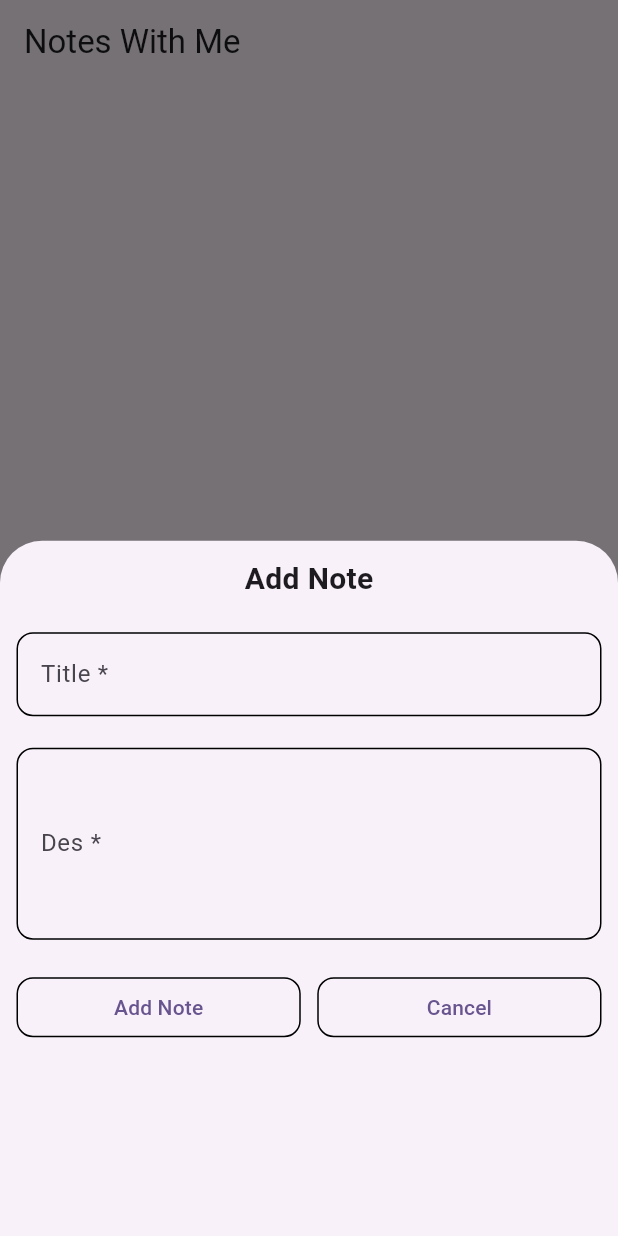
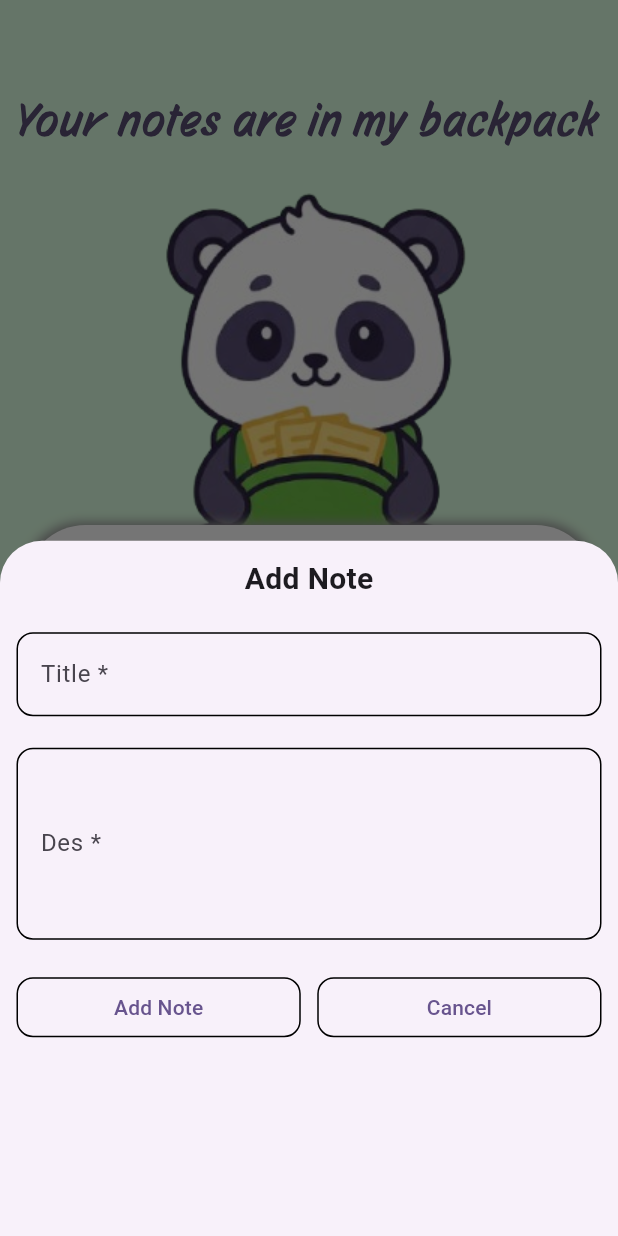
Before and after one commit to akankshaghotekar/Note-With-Me, a Flutter app: the screen it shows after launch, after a tap on the "add" icon, on a phone screen of 412 x 824 dp. Run offline on Flutter 3.47's test engine with Material 3 defaults, Android fonts, the phone set to English and light mode, and no system bars; our stand-ins replace sqflite; accounts and stored records are empty.

Commit message:
New Ui created

```diff
--- /dev/null
+++ b/lib/app_helper.txt
@@ -0,0 +1,5 @@
+/// tagline ideas
+your notes are in my backpack now!
+"Shh… "
+"Hey friend, drop your notes in my bag!"
+"Every thought deserves a safe bag."
--- /dev/null
+++ b/lib/domain/constants/ui_helper.dart
@@ -0,0 +1,9 @@
+import 'package:flutter/widgets.dart';
+
+class UiHelper {
+  static const Color appBgColor = Color.fromARGB(255, 221, 255, 226);
+  static const Color splashBgColor = Color(0XFF7CFF8F);
+  static const Color appbarColor = Color(0XFF7CFF8F);
+  static const Color headlineColor = Color(0XFF594E73);
+  static const Color buttonColor = Color(0XFF594E73);
+}
--- a/lib/main.dart
+++ b/lib/main.dart
@@ -1,5 +1,6 @@
 import 'package:flutter/material.dart';
 import 'package:note_with_me/repository/screens/home_screen/home_screen.dart';
+import 'package:note_with_me/repository/screens/splash_screen/splash_screen.dart';
 
 void main() {
   runApp(const MyApp());
@@ -11,11 +12,12 @@
   @override
   Widget build(BuildContext context) {
     return MaterialApp(
+      debugShowCheckedModeBanner: false,
       title: 'NoteWithMe',
       theme: ThemeData(
         colorScheme: ColorScheme.fromSeed(seedColor: Colors.deepPurple),
       ),
-      home: HomeScreen(),
+      home: SplashScreen(),
     );
   }
 }
--- a/lib/repository/screens/home_screen/home_screen.dart
+++ b/lib/repository/screens/home_screen/home_screen.dart
@@ -1,5 +1,6 @@
 import 'package:flutter/material.dart';
 import 'package:note_with_me/data/local/db_helper.dart';
+import 'package:note_with_me/domain/constants/ui_helper.dart';
 
 class HomeScreen extends StatefulWidget {
   const HomeScreen({super.key});
@@ -31,17 +32,68 @@
   @override
   Widget build(BuildContext context) {
     return Scaffold(
-      appBar: AppBar(title: Text("Notes With Me")),
+      backgroundColor: UiHelper.appBgColor,
       // all notes viewed here
-      body: allNotes.isEmpty
+      body: Stack(
+        children: [
+          Positioned(
+            top: 50,
+            left: 0,
+            right: 0,
+            child: Padding(
+              padding: const EdgeInsets.all(8.0),
+              child: Text(
+                'Your notes are in my backpack',
+                style: TextStyle(
+                  fontSize: 30,
+                  fontFamily: 'storyscript',
+                  letterSpacing: 2,
+                  fontWeight: FontWeight.bold,
+                  color: UiHelper.headlineColor,
+                ),
+              ),
+            ),
+          ),
+          Positioned(
+            top: 0,
+            left: 0,
+            right: 0,
+            child: Image.asset(
+              'assets/images/homescreen_panda_img-removebg-preview.png',
+
+              // Adjust height as needed
+            ),
+          ),
+          Positioned(
+            top: 350,
+            right: 15,
+            child: Container(
+              height: 600,
+              width: 380,
+              decoration: BoxDecoration(
+                color: Colors.white,
+                borderRadius: BorderRadius.only(
+                  topLeft: Radius.circular(40),
+                  topRight: Radius.circular(40),
+                ),
+                boxShadow: [
+                  BoxShadow(color: Colors.grey, blurRadius: 5, spreadRadius: 2),
+                ],
+              ),
+
+              child: allNotes.isEmpty
                   ? Center(child: Text("No Notes Yet!"))
                   : ListView.builder(
                       itemCount: allNotes.length,
                       itemBuilder: (_, index) {
                         return ListTile(
                           leading: Text("${index + 1}"), // else use .toString()
-                  title: Text(allNotes[index][DBHelper.COLUMN_NOTE_TITLE]),
-                  subtitle: Text(allNotes[index][DBHelper.COLUMN_NOTE_DESC]),
+                          title: Text(
+                            allNotes[index][DBHelper.COLUMN_NOTE_TITLE],
+                          ),
+                          subtitle: Text(
+                            allNotes[index][DBHelper.COLUMN_NOTE_DESC],
+                          ),
                           trailing: SizedBox(
                             width: 60,
                             child: Row(
@@ -53,24 +105,32 @@
                                       context: context,
                                       builder: (context) {
                                         titleController.text =
-                                    allNotes[index][DBHelper.COLUMN_NOTE_TITLE];
+                                            allNotes[index][DBHelper
+                                                .COLUMN_NOTE_TITLE];
                                         descController.text =
-                                    allNotes[index][DBHelper.COLUMN_NOTE_DESC];
+                                            allNotes[index][DBHelper
+                                                .COLUMN_NOTE_DESC];
                                         return getBottomSheetWidget(
                                           isUpdate: true,
                                           sno:
-                                      allNotes[index][DBHelper.COLUMN_NOTE_SNO],
+                                              allNotes[index][DBHelper
+                                                  .COLUMN_NOTE_SNO],
                                         );
                                       },
                                     );
                                   },
-                          child: Icon(Icons.edit, color: Colors.blue),
+                                  child: Icon(
+                                    Icons.edit,
+                                    color: Color(0XFF594E73),
+                                  ),
                                 ),
                                 SizedBox(width: 10),
                                 InkWell(
                                   onTap: () async {
                                     bool check = await dbRef!.deleteNote(
-                              sno: allNotes[index][DBHelper.COLUMN_NOTE_SNO],
+                                      sno:
+                                          allNotes[index][DBHelper
+                                              .COLUMN_NOTE_SNO],
                                     );
                                     if (check) {
                                       getNotes();
@@ -83,6 +143,10 @@
                           ),
                         );
                       },
+                    ),
+            ),
+          ),
+        ],
       ),
 
       floatingActionButton: FloatingActionButton(
--- /dev/null
+++ b/lib/repository/screens/splash_screen/splash_screen.dart
@@ -0,0 +1,33 @@
+import 'dart:async';
+
+import 'package:flutter/material.dart';
+import 'package:note_with_me/domain/constants/ui_helper.dart';
+import 'package:note_with_me/repository/screens/home_screen/home_screen.dart';
+
+class SplashScreen extends StatefulWidget {
+  const SplashScreen({super.key});
+
+  @override
+  State<SplashScreen> createState() => _SplashScreenState();
+}
+
+class _SplashScreenState extends State<SplashScreen> {
+  @override
+  void initState() {
+    Timer(Duration(seconds: 3), () {
+      Navigator.pushReplacement(
+        context,
+        MaterialPageRoute(builder: (context) => HomeScreen()),
+      );
+    });
+    super.initState();
+  }
+
+  @override
+  Widget build(BuildContext context) {
+    return Scaffold(
+      backgroundColor: UiHelper.splashBgColor,
+      body: Center(child: Image.asset('assets/images/splash_img.png')),
+    );
+  }
+}
```
Also changed, not shown: pubspec.yaml (+6 -6 lines), assets/fonts/StoryScript-Regular.ttf (added), assets/images/homescreen_panda_img-removebg-preview.png (added), assets/images/homescreen_panda_img.png (added), assets/images/splash_img.png (added), assets/images/splash_screen_panda_img.jpg (added), 1 other file. Lines whose indentation alone changed are shown as unchanged.
